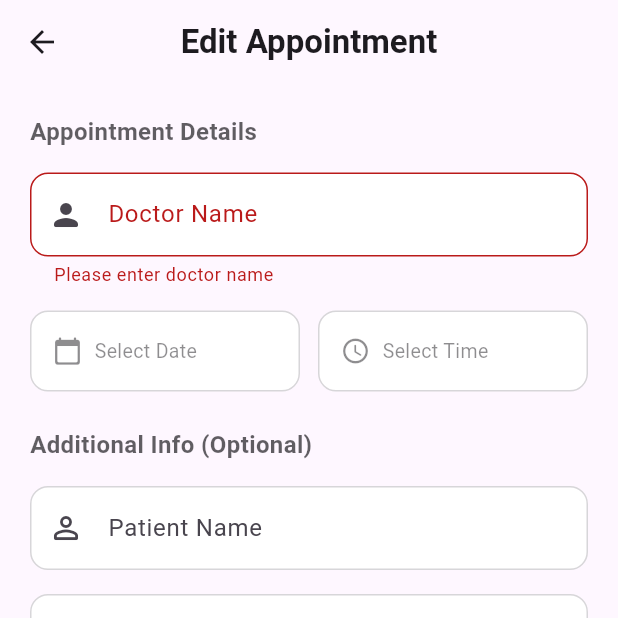
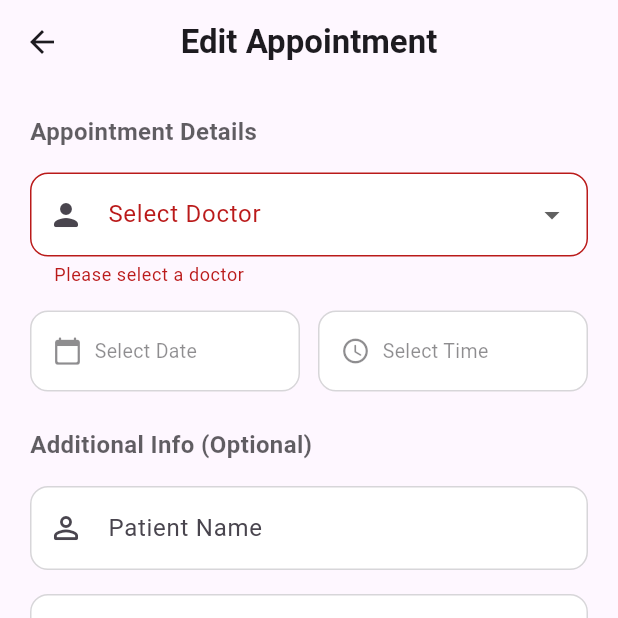
Before and after one commit to Tan-dev0211/Flutterproj, a Flutter app: the EditAppointmentScreen screen opened directly with empty values, after a tap on "Update Appointment", on a phone screen of 412 x 824 dp, the top half of it. Run offline on Flutter 3.47's test engine with Material 3 defaults, Android fonts, the phone set to English and light mode, and no system bars; our stand-ins replace shared_preferences, sqflite, sqflite_common_ffi; accounts and stored records are empty.

Commit message:
add doctor dropdown in booking

```diff
--- a/lib/screens/edit_appointment_screen.dart
+++ b/lib/screens/edit_appointment_screen.dart
@@ -14,7 +14,21 @@ class EditAppointmentScreen extends StatefulWidget {
 
 class _EditAppointmentScreenState extends State<EditAppointmentScreen> {
   final _formKey = GlobalKey<FormState>();
-  late TextEditingController _doctorController;
+
+  static const List<String> _doctors = [
+    'Dr. Arjun Mehta',
+    'Dr. Priya Sharma',
+    'Dr. Rohan Kapoor',
+    'Dr. Neha Verma',
+    'Dr. Vikram Singh',
+    'Dr. Anjali Desai',
+    'Dr. Karan Malhotra',
+    'Dr. Sneha Iyer',
+    'Dr. Rahul Nair',
+    'Dr. Pooja Reddy',
+  ];
+
+  String? _selectedDoctor;
   late TextEditingController _patientController;
   late TextEditingController _reasonController;
   final _dbHelper = DBHelper();
@@ -26,8 +40,9 @@ class _EditAppointmentScreenState extends State<EditAppointmentScreen> {
   @override
   void initState() {
     super.initState();
-    _doctorController =
-        TextEditingController(text: widget.appointment.doctorName);
+    _selectedDoctor = _doctors.contains(widget.appointment.doctorName)
+        ? widget.appointment.doctorName
+        : null;
     _patientController =
         TextEditingController(text: widget.appointment.patientName ?? '');
     _reasonController =
@@ -58,7 +73,6 @@ class _EditAppointmentScreenState extends State<EditAppointmentScreen> {
 
   @override
   void dispose() {
-    _doctorController.dispose();
     _patientController.dispose();
     _reasonController.dispose();
     super.dispose();
@@ -105,7 +119,7 @@ class _EditAppointmentScreenState extends State<EditAppointmentScreen> {
     final updated = Appointment(
       id: widget.appointment.id,
       userId: widget.appointment.userId,
-      doctorName: _doctorController.text.trim(),
+      doctorName: _selectedDoctor!,
       appointmentDate: DateFormat('yyyy-MM-dd').format(_selectedDate!),
       appointmentTime: _selectedTime!.format(context),
       patientName: _patientController.text.trim().isEmpty
@@ -181,15 +195,24 @@ class _EditAppointmentScreenState extends State<EditAppointmentScreen> {
                   ),
                 ),
               ),
-              TextFormField(
-                controller: _doctorController,
+              DropdownButtonFormField<String>(
+                value: _selectedDoctor,
                 decoration: _inputDecoration(
-                  label: 'Doctor Name',
+                  label: 'Select Doctor',
                   icon: Icons.person_rounded,
                 ),
+                items: _doctors.map((doctor) {
+                  return DropdownMenuItem(
+                    value: doctor,
+                    child: Text(doctor),
+                  );
+                }).toList(),
+                onChanged: (value) {
+                  setState(() => _selectedDoctor = value);
+                },
                 validator: (value) {
-                  if (value == null || value.trim().isEmpty) {
-                    return 'Please enter doctor name';
+                  if (value == null || value.isEmpty) {
+                    return 'Please select a doctor';
                   }
                   return null;
                 },
```
Also changed, not shown: lib/screens/booking_screen.dart (+31 -10 lines).
